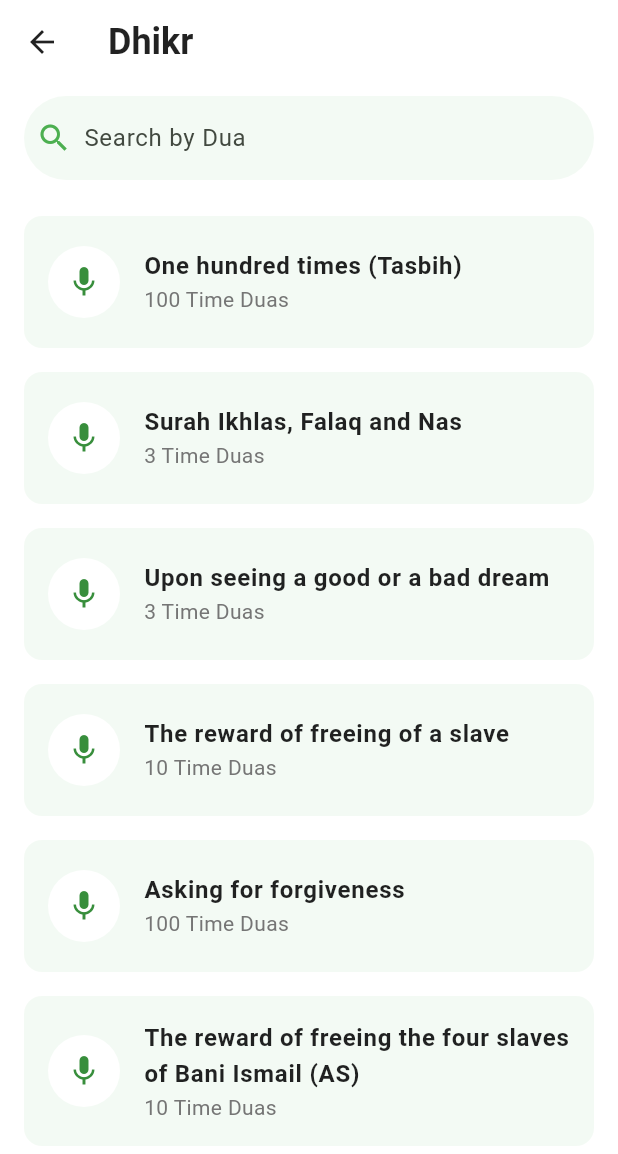
After one commit to Irfanhossain909/dua_ruqiyah, a Flutter app: the screen it shows after launch, after a tap on "Dhikr", on a phone screen of 412 x 824 dp. The commit adds this screen. Shown: the top 1154 px of the screen. Run offline on Flutter 3.47's test engine with Material 3 defaults, Android fonts, the phone set to English and light mode, and no system bars; our stand-ins replace equatable, fpdart, get, get_it, responsive_sizer.

Commit message:
Enhance main.dart to set system UI overlay style for a transparent status bar, and update HomePage to navigate to DhikrScreen. Refactor theme to use AppTheme.light for improved consistency.

```diff
--- /dev/null
+++ b/lib/core/theme/app_theme.dart
@@ -0,0 +1,60 @@
+import 'package:flutter/material.dart';
+
+class AppTheme {
+  static ThemeData get light {
+    return ThemeData(
+      primaryColor: const Color(0xFF2E7D32), // Dark Green
+      scaffoldBackgroundColor: Colors.white,
+      colorScheme: ColorScheme.fromSeed(
+        seedColor: const Color(0xFF2E7D32),
+        primary: const Color(0xFF2E7D32),
+        secondary: const Color(0xFF81C784),
+        background: Colors.white,
+      ),
+      appBarTheme: const AppBarTheme(
+        backgroundColor: Colors.white,
+        elevation: 0,
+        iconTheme: IconThemeData(color: Colors.black87),
+        titleTextStyle: TextStyle(
+          color: Colors.black87,
+          fontSize: 24,
+          fontWeight: FontWeight.w600,
+        ),
+      ),
+      textTheme: const TextTheme(
+        headlineLarge: TextStyle(
+          fontSize: 24,
+          fontWeight: FontWeight.w600,
+          color: Colors.black87,
+        ),
+        headlineMedium: TextStyle(
+          fontSize: 20,
+          fontWeight: FontWeight.w600,
+          color: Colors.black87,
+        ),
+        titleLarge: TextStyle(
+          fontSize: 18,
+          fontWeight: FontWeight.w600,
+          color: Colors.black87,
+        ),
+        titleMedium: TextStyle(
+          fontSize: 16,
+          fontWeight: FontWeight.w500,
+          color: Colors.black87,
+        ),
+        bodyLarge: TextStyle(fontSize: 16, color: Colors.black87),
+        bodyMedium: TextStyle(fontSize: 14, color: Colors.black87),
+      ),
+      elevatedButtonTheme: ElevatedButtonThemeData(
+        style: ElevatedButton.styleFrom(
+          backgroundColor: const Color(0xFF2E7D32),
+          foregroundColor: Colors.white,
+          shape: RoundedRectangleBorder(
+            borderRadius: BorderRadius.circular(12),
+          ),
+          padding: const EdgeInsets.symmetric(horizontal: 24, vertical: 12),
+        ),
+      ),
+    );
+  }
+}
--- a/lib/main.dart
+++ b/lib/main.dart
@@ -5,13 +5,22 @@ import 'package:dua_ruqiyah/presentation/bookmark/ui/bookmark_screen.dart';
 import 'package:dua_ruqiyah/presentation/alldua/ui/all_dua_screen.dart';
 import 'package:dua_ruqiyah/presentation/selfruqiyah/ui/selfruqiyah_screen.dart';
 import 'package:flutter/material.dart';
+import 'package:flutter/services.dart';
 import 'package:responsive_sizer/responsive_sizer.dart';
 import 'package:get/get.dart';
 import 'core/di/service_locator.dart';
+import 'core/theme/app_theme.dart';
+import 'presentation/screens/dhikr_screen.dart';
 
 void main() async {
   WidgetsFlutterBinding.ensureInitialized();
   await setupDependencies();
+  SystemChrome.setSystemUIOverlayStyle(
+    const SystemUiOverlayStyle(
+      statusBarColor: Colors.transparent,
+      statusBarIconBrightness: Brightness.dark,
+    ),
+  );
   runApp(const DuaAndRuqyahApp());
 }
 
@@ -24,13 +33,7 @@ class DuaAndRuqyahApp extends StatelessWidget {
       builder: (context, orientation, screenType) {
         return GetMaterialApp(
           title: 'Dua & Ruqyah App',
-          theme: ThemeData(
-            fontFamily: 'Roboto', // Replace with your desired font
-            colorScheme: ColorScheme.fromSeed(
-              seedColor: const Color(0xFF457363),
-            ), // Green matching the memorization screen
-            useMaterial3: true,
-          ),
+          theme: AppTheme.light,
           home: const MainAppShell(),
           getPages: [
             GetPage(name: '/', page: () => const MainAppShell()),
--- a/lib/presentation/home/ui/home_page.dart
+++ b/lib/presentation/home/ui/home_page.dart
@@ -1,3 +1,4 @@
+import 'package:dua_ruqiyah/presentation/screens/dhikr_screen.dart';
 import 'package:flutter/material.dart';
 import 'package:get/get.dart';
 import '../presenter/home_presenter.dart';
@@ -117,7 +118,12 @@ class HomePage extends StatelessWidget {
                         'Dhikr',
                         const Color(0xFF8BC34A),
                         Colors.green[50]!,
-                        null,
+                        () => Navigator.push(
+                          context,
+                          MaterialPageRoute(
+                            builder: (context) =>  DhikrScreen(),
+                          ),
+                        ),
                       ), // Lighter green
                       _buildCircularIconButton(
                         Icons.access_time,
--- /dev/null
+++ b/lib/presentation/screens/dhikr_screen.dart
@@ -0,0 +1,118 @@
+import 'package:flutter/material.dart';
+
+class DhikrScreen extends StatelessWidget {
+  const DhikrScreen({super.key});
+
+  @override
+  Widget build(BuildContext context) {
+    return Scaffold(
+      backgroundColor: Colors.white,
+      appBar: AppBar(
+        backgroundColor: Colors.white,
+        elevation: 0,
+        leading: IconButton(
+          icon: const Icon(Icons.arrow_back, color: Colors.black87),
+          onPressed: () => Navigator.pop(context),
+        ),
+        title: const Text(
+          'Dhikr',
+          style: TextStyle(
+            color: Colors.black87,
+            fontSize: 24,
+            fontWeight: FontWeight.w600,
+          ),
+        ),
+      ),
+      body: Column(
+        children: [
+          Padding(
+            padding: const EdgeInsets.symmetric(horizontal: 16, vertical: 8),
+            child: SearchBar(
+              hintText: 'Search by Dua',
+              leading: const Icon(Icons.search, color: Colors.green),
+              backgroundColor: MaterialStateProperty.all(
+                Colors.green.shade50.withOpacity(0.5),
+              ),
+              elevation: MaterialStateProperty.all(0),
+            ),
+          ),
+          Expanded(
+            child: ListView(
+              padding: const EdgeInsets.all(16),
+              children: const [
+                DhikrItem(
+                  title: 'One hundred times (Tasbih)',
+                  subtitle: '100 Time Duas',
+                ),
+                DhikrItem(
+                  title: 'Surah Ikhlas, Falaq and Nas',
+                  subtitle: '3 Time Duas',
+                ),
+                DhikrItem(
+                  title: 'Upon seeing a good or a bad dream',
+                  subtitle: '3 Time Duas',
+                ),
+                DhikrItem(
+                  title: 'The reward of freeing of a slave',
+                  subtitle: '10 Time Duas',
+                ),
+                DhikrItem(
+                  title: 'Asking for forgiveness',
+                  subtitle: '100 Time Duas',
+                ),
+                DhikrItem(
+                  title:
+                      'The reward of freeing the four slaves of Bani Ismail (AS)',
+                  subtitle: '10 Time Duas',
+                ),
+              ],
+            ),
+          ),
+        ],
+      ),
+    );
+  }
+}
+
+class DhikrItem extends StatelessWidget {
+  final String title;
+  final String subtitle;
+
+  const DhikrItem({super.key, required this.title, required this.subtitle});
+
+  @override
+  Widget build(BuildContext context) {
+    return Container(
+      margin: const EdgeInsets.only(bottom: 16),
+      child: ListTile(
+        contentPadding: const EdgeInsets.symmetric(horizontal: 16, vertical: 8),
+        shape: RoundedRectangleBorder(borderRadius: BorderRadius.circular(12)),
+        tileColor: Colors.green.shade50.withOpacity(0.5),
+        leading: Container(
+          width: 48,
+          height: 48,
+          decoration: BoxDecoration(
+            color: Colors.white,
+            borderRadius: BorderRadius.circular(24),
+          ),
+          child: Icon(Icons.mic, color: Colors.green.shade700),
+        ),
+        title: Text(
+          title,
+          style: const TextStyle(
+            fontSize: 16,
+            fontWeight: FontWeight.w600,
+            color: Colors.black87,
+          ),
+        ),
+        subtitle: Text(
+          subtitle,
+          style: TextStyle(fontSize: 14, color: Colors.grey.shade600),
+        ),
+        onTap: () {
+          // Handle dhikr item tap
+        },
+      ),
+    );
+  }
+}
```
